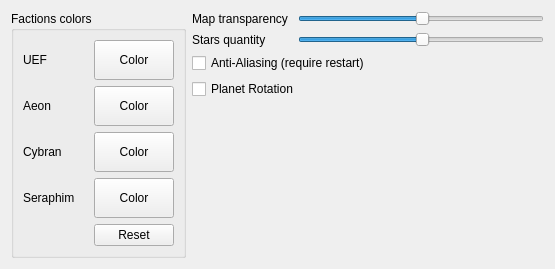
FAForever/client, file src/_res/galacticwar/options.ui: the form before one commit.
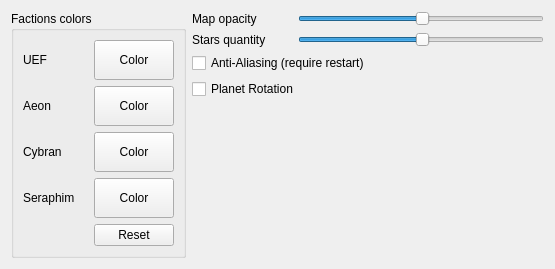
The form after the commit.

Commit message: the transparency slider is actually an opacity slider.

Diff of the .ui file:
```diff
--- a/src/_res/galacticwar/options.ui
+++ b/src/_res/galacticwar/options.ui
@@ -163,7 +163,7 @@
         </size>
        </property>
        <property name="text">
-        <string>Map transparency</string>
+        <string>Map opacity</string>
        </property>
       </widget>
      </item>
```
The commit also changes 1 other file.
